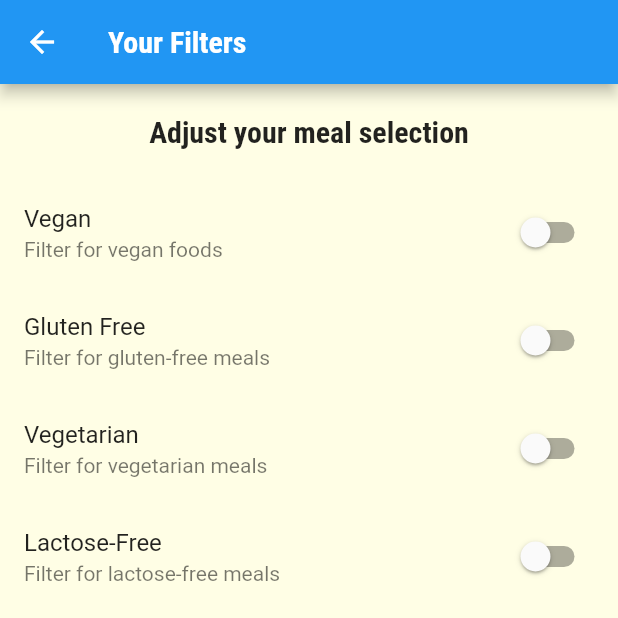
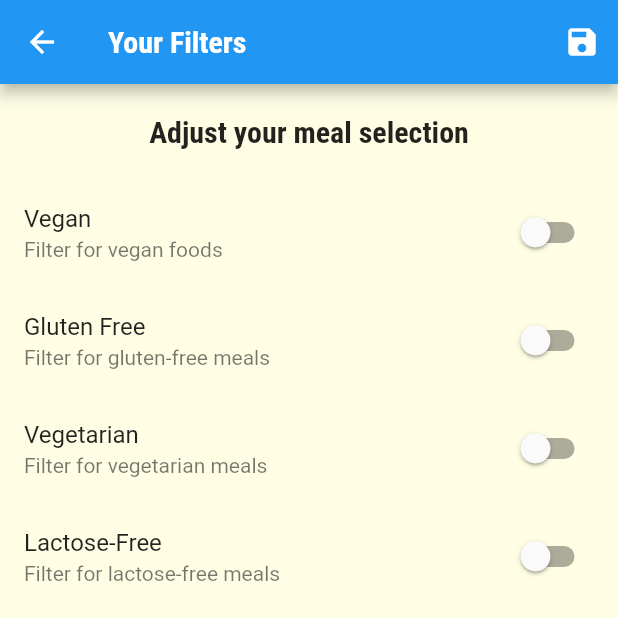
Before and after one commit to soulandbone/foods_app, a Flutter app: the FiltersScreen screen opened by its route, on a phone screen of 412 x 824 dp, the top half of it. Run offline on Flutter 3.47's test engine with Material 2 defaults, Android fonts, the phone set to English and light mode, and no system bars.

Commit message:
Working Filters, but they are still not reflected on the UI when user comes back to the filters Screen

```diff
--- a/lib/main.dart
+++ b/lib/main.dart
@@ -1,8 +1,10 @@
 import 'package:flutter/material.dart';
+import 'package:foods_app/dummy_data.dart';
 
 import './screens/tabs_screen.dart';
 import './screens/category_meals_screen.dart';
 import './screens/meal_details_screen.dart';
+import 'models/meals.dart';
 import 'screens/category_screen.dart';
 import 'screens/filters_screen.dart';
 
@@ -10,8 +12,44 @@ void main() {
   runApp(const MyApp());
 }
 
-class MyApp extends StatelessWidget {
+class MyApp extends StatefulWidget {
   const MyApp({super.key});
+
+  @override
+  State<MyApp> createState() => _MyAppState();
+}
+
+class _MyAppState extends State<MyApp> {
+  Map<String, bool> _appliedFilters = {
+    'Gluten-Free': false,
+    'Lactose-Free': false,
+    'Vegan': false,
+    'Vegetarian': false,
+  };
+
+  List<Meal> _filteredMeal = DUMMY_MEALS;
+
+  void _setFilters(Map<String, bool> filteredData) {
+    setState(() {
+      _appliedFilters = filteredData;
+      _filteredMeal = DUMMY_MEALS.where((meal) {
+        if (!meal.isGlutenFree && _appliedFilters['Gluten-Free']!) {
+          return false;
+        }
+        if (!meal.isLactoseFree && _appliedFilters['Lactose-Free']!) {
+          return false;
+        }
+        if (!meal.isVegan && _appliedFilters['Vegan']!) {
+          return false;
+        }
+        if (!meal.isVegetarian && _appliedFilters['Vegetarian']!) {
+          return false;
+        }
+
+        return true;
+      }).toList();
+    });
+  }
 
   @override
   Widget build(BuildContext context) {
@@ -35,9 +73,10 @@ class MyApp extends StatelessWidget {
         // home: const TabsScreem(),
         routes: {
           '/': (context) => const TabsScreen(),
-          CategoryMealsScreen.routeName: (context) => CategoryMealsScreen(),
+          CategoryMealsScreen.routeName: (context) =>
+              CategoryMealsScreen(_filteredMeal),
           MealDetailsScreen.routeName: (context) => MealDetailsScreen(),
-          FiltersScreen.routeName: (context) => FiltersScreen(),
+          FiltersScreen.routeName: (context) => FiltersScreen(_setFilters),
         },
         onUnknownRoute: (settings) =>
             MaterialPageRoute(builder: ((context) => const CategoryScreen())));
--- a/lib/screens/category_meals_screen.dart
+++ b/lib/screens/category_meals_screen.dart
@@ -6,6 +6,9 @@ import '../dummy_data.dart';
 
 class CategoryMealsScreen extends StatefulWidget {
   static const routeName = '/category_meals_screen';
+  final List<Meal> filteredMeals;
+
+  CategoryMealsScreen(this.filteredMeals);
 
   @override
   State<CategoryMealsScreen> createState() => _CategoryMealsScreenState();
@@ -30,7 +33,7 @@ class _CategoryMealsScreenState extends State<CategoryMealsScreen> {
       final arguments =
           ModalRoute.of(context)!.settings.arguments as Map<String, String>;
 
-      _displayedMeal = DUMMY_MEALS.where((element) {
+      _displayedMeal = widget.filteredMeals.where((element) {
         return element.categories.contains(arguments['id']);
       }).toList(); //generates a new list from DUMMY_MEALS where the element has the selected category as one of the elements in the categories the food belongs to.  This list then only has the meals that belong to a particular category, so its just a matter of rendering those elements to the screen
 
--- a/lib/screens/filters_screen.dart
+++ b/lib/screens/filters_screen.dart
@@ -1,8 +1,14 @@
 import 'package:flutter/material.dart';
+import 'package:foods_app/screens/category_meals_screen.dart';
 import '../widgets/main_drawer.dart';
 
 class FiltersScreen extends StatefulWidget {
   static const routeName = '/filters_screen';
+
+  final Function(Map<String, bool>)
+      setFilters; // Prev it was final Function setFilters;
+
+  FiltersScreen(this.setFilters);
 
   @override
   State<FiltersScreen> createState() => _FiltersScreenState();
@@ -13,6 +19,13 @@ class _FiltersScreenState extends State<FiltersScreen> {
   var _glutenFree = false;
   var _vegetarian = false;
   var _lactoseFree = false;
+
+  late Map<String, bool> filters = {
+    'Gluten-Free': _glutenFree,
+    'Lactose-Free': _lactoseFree,
+    'Vegan': _vegan,
+    'Vegetarian': _vegetarian,
+  };
 
   Widget buildSwitchListTile(String title, String description,
       bool booleanFilter, Function(bool) _updateValue) {
@@ -27,7 +40,18 @@ class _FiltersScreenState extends State<FiltersScreen> {
   Widget build(BuildContext context) {
     return Scaffold(
         //drawer: MainDrawer(),
-        appBar: AppBar(title: Text('Your Filters')),
+        appBar: AppBar(
+            title: Text(
+              'Your Filters',
+            ),
+            actions: [
+              IconButton(
+                  onPressed: (() {
+                    widget.setFilters(filters);
+                    Navigator.of(context).pushReplacementNamed('/');
+                  }),
+                  icon: const Icon(Icons.save))
+            ]),
         body: Column(
           children: [
             Container(
```
